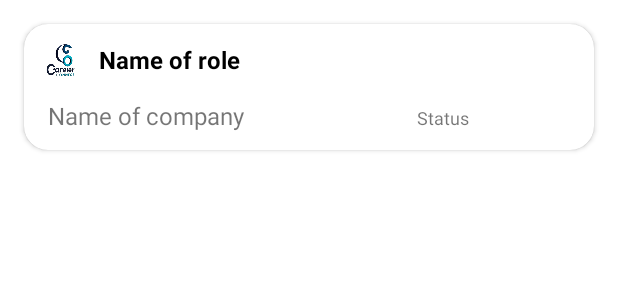
After one commit to rijul-kansal/Career_Connect_FrontEnd, an Android app: the layout applied_jobs_recycle_view.xml on its own in the app's theme, with its tools: preview values and no code run, on a phone screen of 412 x 824 dp. The commit adds this screen. Shown: the top 300 px of the screen. Run offline under Robolectric (Android 15) with nearby library versions, the phone set to English and light mode, and no system bars; network calls fail.

Commit message:
adding applied job fns

```diff
--- /dev/null
+++ b/app/src/main/res/layout/applied_jobs_recycle_view.xml
@@ -0,0 +1,63 @@
+<?xml version="1.0" encoding="utf-8"?>
+<androidx.cardview.widget.CardView
+    xmlns:app="http://schemas.android.com/apk/res-auto"
+    xmlns:android="http://schemas.android.com/apk/res/android"
+    android:layout_height="wrap_content"
+    app:cardCornerRadius="16dp"
+    android:layout_margin="16dp"
+    android:layout_width="match_parent">
+    <LinearLayout
+        android:layout_margin="4dp"
+        android:layout_width="match_parent"
+        android:layout_height="match_parent"
+        android:orientation="vertical">
+        <LinearLayout
+            android:layout_width="match_parent"
+            android:layout_height="wrap_content"
+            android:layout_marginBottom="2dp"
+            android:orientation="horizontal">
+            <ImageView
+                android:id="@+id/imageOfCompany"
+                android:layout_width="40dp"
+                android:layout_height="40dp"
+                android:src="@drawable/career_connect_white_bg" />
+            <TextView
+                android:layout_marginLeft="6dp"
+                android:gravity="center|left"
+                android:id="@+id/nameOfRole"
+                android:layout_width="0dp"
+                android:layout_height="40dp"
+                android:text="@string/name_of_role"
+                android:textSize="16sp"
+                android:layout_weight="1"
+                android:textColor="@color/black"
+                android:textStyle="bold"/>
+        </LinearLayout>
+
+        <LinearLayout
+            android:layout_marginLeft="6dp"
+            android:layout_marginTop="4dp"
+            android:layout_marginBottom="8dp"
+            android:layout_width="match_parent"
+            android:layout_height="wrap_content"
+            android:orientation="horizontal">
+            <TextView
+                android:layout_weight="1"
+                android:layout_marginLeft="6dp"
+                android:id="@+id/nameOfCompany"
+                android:layout_width="wrap_content"
+                android:layout_height="wrap_content"
+                android:text="@string/name_of_company"
+                android:textSize="16sp"/>
+            <TextView
+                android:layout_marginLeft="2dp"
+                android:gravity="center|left"
+                android:id="@+id/status"
+                android:layout_width="0dp"
+                android:layout_height="20dp"
+                android:text="Status"
+                android:textSize="12sp"
+                android:layout_weight="1"/>
+        </LinearLayout>
+    </LinearLayout>
+</androidx.cardview.widget.CardView>
```
Also changed, not shown: app/src/main/java/com/learning/careerconnect/Adapter/AppliedJobAdapter.kt (added, +113 -0 lines), app/src/main/java/com/learning/careerconnect/MVVM/JobMVVM.kt (+30 -0 lines), app/src/main/java/com/learning/careerconnect/fragment/AppliedJobFragment.kt (+87 -1 lines), app/src/main/res/layout/loading_progress_bar.xml (added, +13 -0 lines).
